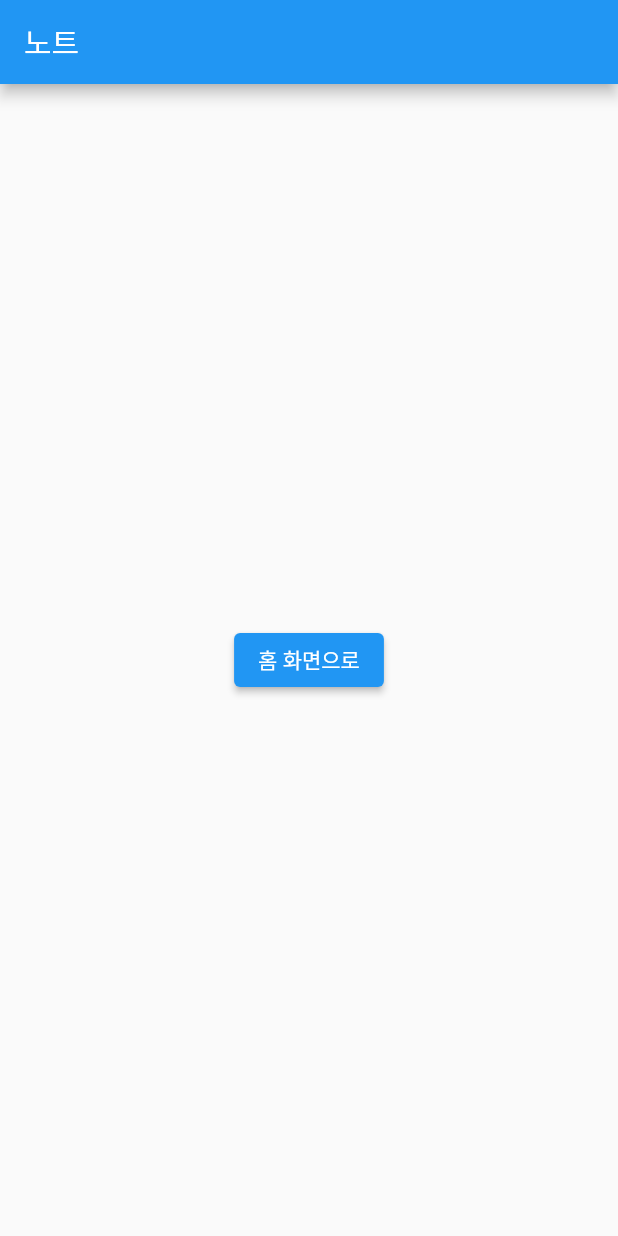
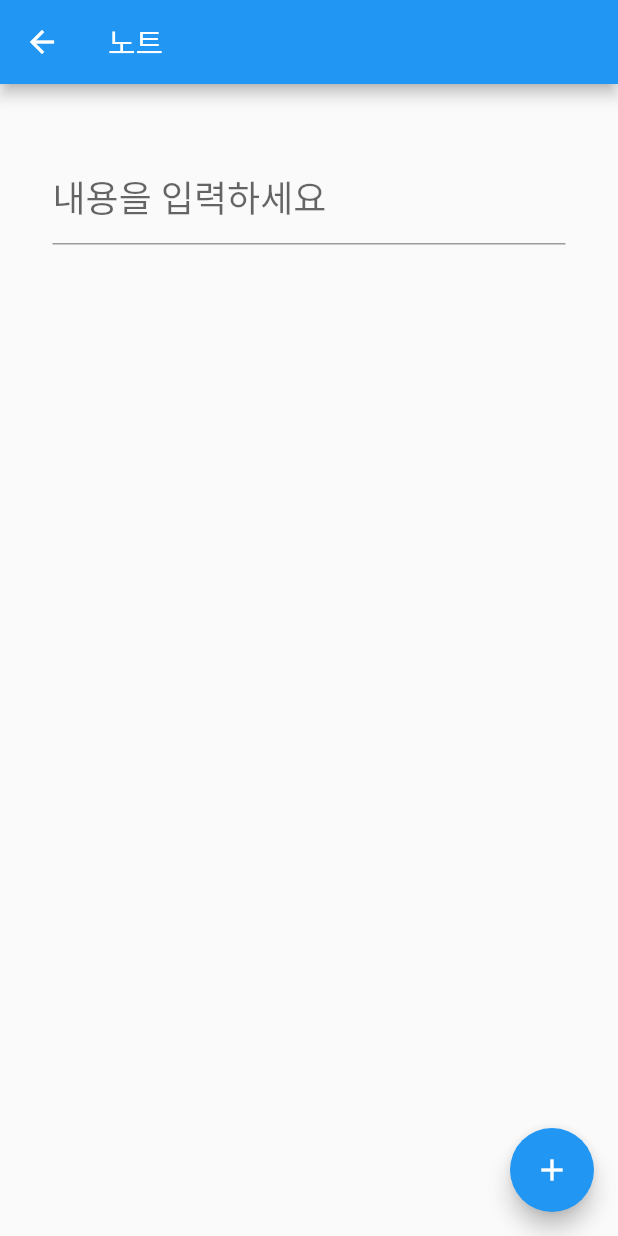
Before and after one commit to bitstep-Be-A/flutter-guide, a Flutter app: the screen it shows after launch, after a tap on "노트 바로가기", on a phone screen of 412 x 824 dp. Run offline on Flutter 3.47's test engine with Material 2 defaults, Android fonts, the phone set to English and light mode, and no system bars; our stand-ins replace firebase_core, firebase_database, get; accounts and stored records are empty.

```diff
--- /dev/null
+++ b/flutter_app/lib/controllers/note.dart
@@ -0,0 +1,55 @@
+import 'dart:async';
+
+import 'package:get/get.dart';
+import 'package:firebase_database/firebase_database.dart';
+
+import 'package:flutter_app/models/note.dart';
+import 'package:flutter_app/forms/note.dart';
+import 'package:flutter_app/exceptions.dart';
+
+/// CRUD: create, retrieve, update, delete
+class NoteController extends GetxController {
+  final notesRef = FirebaseDatabase.instance.ref().child('notes');
+  RxList<Note> items = RxList<Note>([]);
+
+  NoteController() {
+    notesRef.get()
+      .then((snapshot) => {
+        if (snapshot.exists) {
+          items.value = (snapshot.value as Map).entries.map((e) => Note(
+            id: e.key,
+            content: (e.value as Map)[NoteField.content],
+            createdOn: (e.value as Map)[NoteField.createdOn]
+          )).toList()
+        }
+      });
+  }
+
+  Future<Note> retrieve(String key) async {
+    final snapshot = await notesRef.child(key).get();
+    if (snapshot.exists) {
+      return Note(
+        id: snapshot.key,
+        content: (snapshot.value as Map)[NoteField.content],
+        createdOn: (snapshot.value as Map)[NoteField.createdOn]
+      );
+    }
+    throw NotFoundError();
+  }
+
+  void create(NoteForm form) async {
+    Note note = Note(content: form.content);
+    DatabaseReference ref = notesRef.push();
+    ref.set({
+      NoteField.id: ref.key,
+      NoteField.content: note.content,
+      NoteField.createdOn: DateTime.now().toString()
+    });
+    items.add(note);
+  }
+
+  void delete(String key) async {
+    await notesRef.child(key).remove();
+    items.removeWhere((e) => e.id == key);
+  }
+}
--- /dev/null
+++ b/flutter_app/lib/exceptions.dart
@@ -0,0 +1,9 @@
+class NotFoundError implements Exception {
+  String cause;
+  NotFoundError({this.cause="Database cannot retrieve the data"});
+}
+
+class ValidationError implements Exception {
+  String cause;
+  ValidationError({this.cause="Validation error occurred"});
+}
--- /dev/null
+++ b/flutter_app/lib/forms/note.dart
@@ -0,0 +1,5 @@
+class NoteForm {
+  final String content;
+
+  NoteForm({required this.content});
+}
--- a/flutter_app/lib/main.dart
+++ b/flutter_app/lib/main.dart
@@ -1,9 +1,26 @@
+import 'package:flutter/foundation.dart';
 import 'package:flutter/material.dart';
 import 'package:get/get.dart';
+import 'package:firebase_core/firebase_core.dart';
+import 'package:firebase_database/firebase_database.dart';
 
+import 'package:flutter_app/firebase_options.dart';
 import 'package:flutter_app/routes.dart';
 
-void main() {
+void main() async {
+  WidgetsFlutterBinding.ensureInitialized();
+  await Firebase.initializeApp(
+    options: DefaultFirebaseOptions.currentPlatform,
+  );
+
+  if (kDebugMode) {
+    try {
+      FirebaseDatabase.instance.useDatabaseEmulator('localhost', 9000);
+    } catch (e) {
+      // ignore: avoid_print
+      print(e);
+    }
+  }
   runApp(const MyApp());
 }
 
--- /dev/null
+++ b/flutter_app/lib/models/note.dart
@@ -0,0 +1,27 @@
+import 'package:flutter_app/exceptions.dart';
+
+class NoteField {
+  static const String id = 'id';
+  static const String content = 'content';
+  static const String createdOn = 'created_on';
+}
+
+class Note {
+  final String? id;
+  final String content;
+  final String? createdOn;
+
+  Note({
+    this.id,
+    required this.content,
+    this.createdOn
+  }){
+    initValidate();
+  }
+
+  void initValidate() {
+    if (content.isEmpty) {
+      throw ValidationError(cause: "Content shouldn't be empty");
+    }
+  }
+}
--- a/flutter_app/lib/pages/note.dart
+++ /dev/null
@@ -1,21 +0,0 @@
-import 'package:flutter/material.dart';
-import 'package:get/get.dart';
-
-class NotePage extends StatelessWidget {
-  @override
-  Widget build(BuildContext context) {
-    return Scaffold(
-      appBar: AppBar(
-        title: Text('노트'),
-      ),
-      body: Center(
-        child: ElevatedButton(
-          child: Text('홈 화면으로'),
-          onPressed: () {
-            Get.offAllNamed('/');
-          },
-        ),
-      ),
-    );
-  }
-}
--- a/flutter_app/lib/routes.dart
+++ b/flutter_app/lib/routes.dart
@@ -1,10 +1,9 @@
-import 'package:flutter/material.dart';
 import 'package:get/get.dart';
 
-import 'package:flutter_app/pages/home.dart';
-import 'package:flutter_app/pages/note.dart';
+import 'package:flutter_app/views/home.dart';
+import 'package:flutter_app/views/note.dart';
 
 final routes = [
-  GetPage(name: '/', page: () => HomePage()),
+  GetPage(name: '/', page: () => const HomePage()),
   GetPage(name: '/note', page: () => NotePage())
 ];
--- a/flutter_app/lib/pages/home.dart
+++ b/flutter_app/lib/views/home.dart
@@ -2,17 +2,19 @@ import 'package:flutter/material.dart';
 import 'package:get/get.dart';
 
 class HomePage extends StatelessWidget {
+  const HomePage({super.key});
+
   @override
   Widget build(BuildContext context) {
     return Scaffold(
       appBar: AppBar(
-        title: Text('홈 화면'),
+        title: const Text('홈 화면'),
       ),
       body: Center(
         child: ElevatedButton(
-          child: Text('노트 바로가기'),
+          child: const Text('노트 바로가기'),
           onPressed: () {
-            Get.offNamed('/note');
+            Get.toNamed('/note');
           },
         ),
       ),
--- /dev/null
+++ b/flutter_app/lib/views/note.dart
@@ -0,0 +1,73 @@
+import 'package:flutter/material.dart';
+import 'package:get/get.dart';
+
+import 'package:flutter_app/controllers/note.dart';
+import 'package:flutter_app/forms/note.dart';
+
+class NotePage extends StatelessWidget {
+  NotePage({super.key});
+  final inputController = TextEditingController();
+
+  @override
+  Widget build(BuildContext context) {
+    Get.put(NoteController());
+
+    return GetX<NoteController>(
+        builder: (noteController) => Scaffold(
+        appBar: AppBar(
+          title: const Text('노트'),
+        ),
+        body: Center(
+          child: Column(
+            mainAxisAlignment: MainAxisAlignment.center,
+            children: <Widget>[
+              Container(
+                padding: const EdgeInsets.all(15.0),
+                child: Padding(
+                  padding: const EdgeInsets.all(20.0),
+                  child: TextField(
+                    style: const TextStyle(
+                      fontSize: 24.0, height: 2.0, color: Colors.black
+                    ),
+                    decoration: const InputDecoration(
+                      hintText: '내용을 입력하세요'
+                    ),
+                    controller: inputController,
+                  ),
+                ),
+              ),
+              Expanded(
+                child: SizedBox(
+                  height: 200.0,
+                  child: ListView.builder(
+                    itemCount: noteController.items.length,
+                    padding: const EdgeInsets.all(10.0),
+                    itemBuilder: (context, position) {
+                      return Card(
+                        child: ListTile(
+                          leading: const Icon(Icons.note),
+                          title: Text(noteController.items[position].content),
+                          onLongPress: () {
+                            noteController.delete(noteController.items[position].id!);
+                          },
+                        )
+                      );
+                    },
+                  ),
+                ),
+              ),
+            ],
+          ),
+        ),
+        floatingActionButton: FloatingActionButton(
+          onPressed: () {
+            noteController.create(NoteForm(content: inputController.text));
+            inputController.clear();
+          },
+          tooltip: 'Add Note',
+          child: const Icon(Icons.add),
+        ),
+      ),
+    );
+  }
+}
--- a/flutter_app/pubspec.yaml
+++ b/flutter_app/pubspec.yaml
@@ -37,6 +37,7 @@ dependencies:
   cupertino_icons: ^1.0.2
   firebase_database: ^10.2.3
   get: ^4.6.5
+  firebase_core: ^2.14.0
 
 dev_dependencies:
   flutter_test:
```
Also changed, not shown: flutter_app/lib/firebase_options.dart (added), flutter_app/pubspec.lock, 9 other files.
